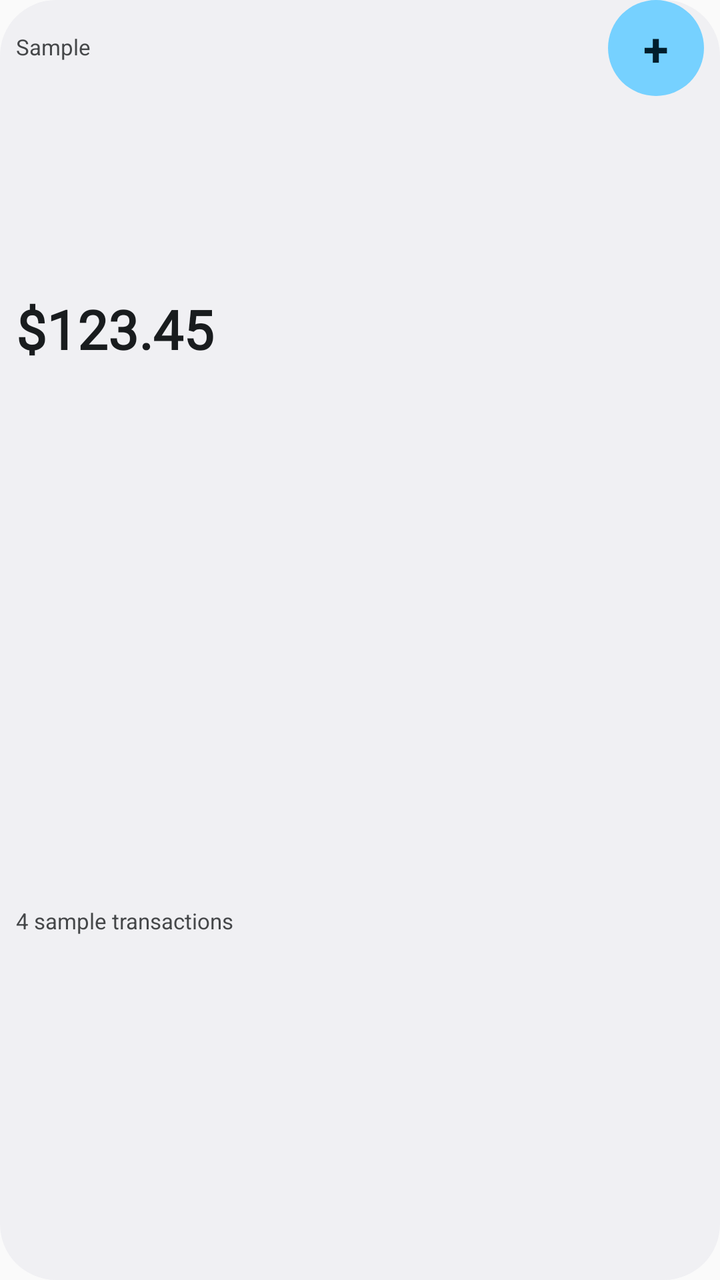
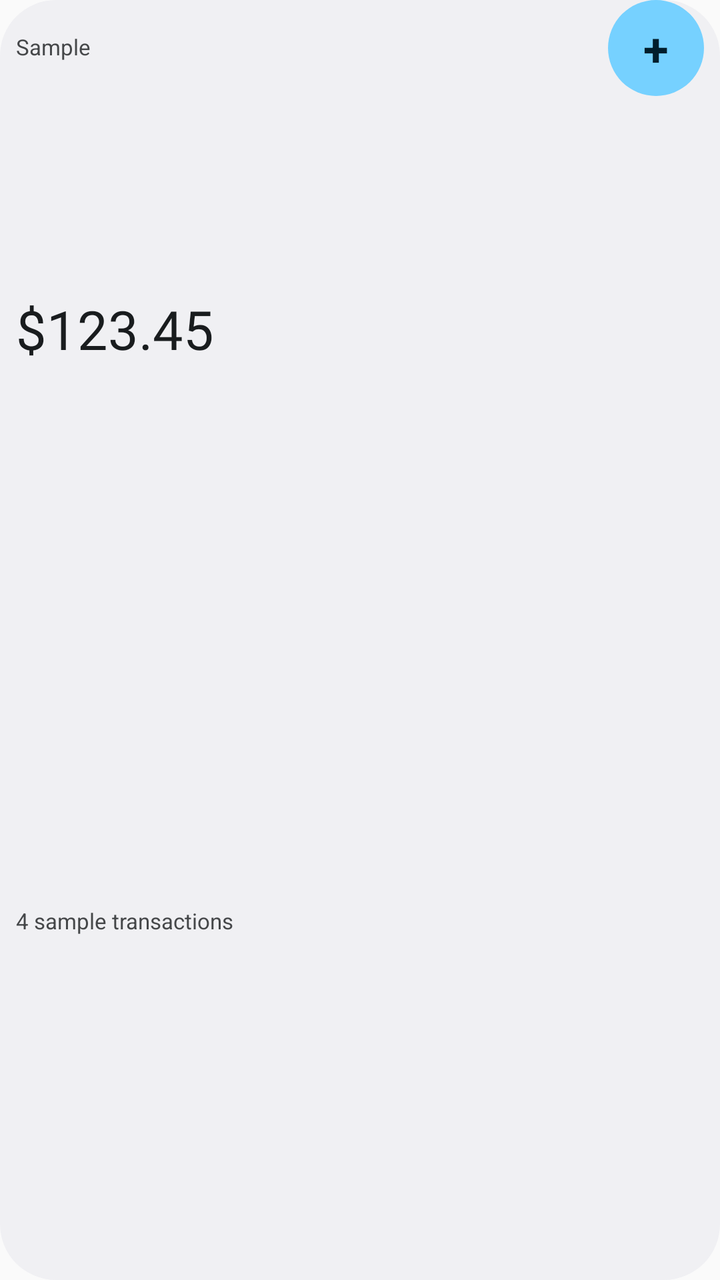

An Android layout rendered at two revisions. The XML below is the earlier revision; the diff shows what the commit changed to produce the second picture.
<!-- AndroidManifest.xml: application theme AppTheme -->
<!-- res/layout/widget_penny_preview.xml -->
<?xml version="1.0" encoding="utf-8"?>
<LinearLayout xmlns:android="http://schemas.android.com/apk/res/android"
    android:id="@+id/widget_preview_root"
    android:layout_width="match_parent"
    android:layout_height="match_parent"
    android:background="@drawable/widget_penny_card_background"
    android:orientation="vertical"
    android:paddingLeft="8dp"
    android:paddingRight="8dp"
    android:paddingBottom="2dp">

    <LinearLayout
        android:layout_width="match_parent"
        android:layout_height="48dp"
        android:gravity="center_vertical"
        android:orientation="horizontal">

        <TextView
            android:id="@+id/widget_preview_label"
            android:layout_width="0dp"
            android:layout_height="match_parent"
            android:layout_weight="1"
            android:autoSizeMaxTextSize="11sp"
            android:autoSizeMinTextSize="8sp"
            android:autoSizeStepGranularity="1sp"
            android:autoSizeTextType="uniform"
            android:ellipsize="end"
            android:gravity="center_vertical"
            android:includeFontPadding="false"
            android:maxLines="2"
            android:text="@string/widget_preview_label"
            android:textColor="@color/widget_on_surface_inverse_muted" />

        <TextView
            android:id="@+id/widget_preview_add_button"
            android:layout_width="48dp"
            android:layout_height="48dp"
            android:autoSizeMaxTextSize="23sp"
            android:autoSizeMinTextSize="14sp"
            android:autoSizeStepGranularity="1sp"
            android:autoSizeTextType="uniform"
            android:background="@drawable/widget_penny_quick_add_background"
            android:contentDescription="@string/widget_quick_add_description"
            android:gravity="center"
            android:text="@string/widget_quick_add"
            android:textColor="@color/widget_on_quick_add"
            android:textStyle="bold" />
    </LinearLayout>

    <TextView
        android:id="@+id/widget_preview_amount"
        android:layout_width="match_parent"
        android:layout_height="0dp"
        android:layout_weight="0.8"
        android:autoSizeMaxTextSize="27sp"
        android:autoSizeMinTextSize="7sp"
        android:autoSizeStepGranularity="1sp"
        android:autoSizeTextType="uniform"
        android:contentDescription="@string/widget_preview_amount_description"
        android:ellipsize="end"
        android:fontFamily="@font/inter_semibold"
        android:gravity="center_vertical"
        android:includeFontPadding="false"
        android:maxLines="1"
        android:text="@string/widget_preview_amount"
        android:textColor="@color/widget_on_surface_inverse"
        android:textStyle="bold" />

    <TextView
        android:id="@+id/widget_preview_detail"
        android:layout_width="match_parent"
        android:layout_height="0dp"
        android:layout_weight="1.2"
        android:autoSizeMaxTextSize="11sp"
        android:autoSizeMinTextSize="7sp"
        android:autoSizeStepGranularity="1sp"
        android:autoSizeTextType="uniform"
        android:ellipsize="end"
        android:gravity="center_vertical"
        android:includeFontPadding="false"
        android:maxLines="2"
        android:text="@string/widget_preview_detail"
        android:textColor="@color/widget_on_surface_inverse_muted" />
</LinearLayout>
<!-- resources referenced by this layout -->
<resources>
  <color name="widget_on_quick_add">#002117</color>
  <color name="widget_on_surface_inverse">#1A1C1A</color>
  <color name="widget_on_surface_inverse_muted">#454945</color>
  <!-- drawable widget_penny_card_background (drawable) -->
  <?xml version="1.0" encoding="utf-8"?>
  <shape xmlns:android="http://schemas.android.com/apk/res/android" android:shape="rectangle">
      <solid android:color="@color/widget_surface_inverse" />
      <corners android:radius="28dp" />
  </shape>
  <!-- drawable widget_penny_quick_add_background (drawable) -->
  <?xml version="1.0" encoding="utf-8"?>
  <shape xmlns:android="http://schemas.android.com/apk/res/android" android:shape="rectangle">
      <solid android:color="@color/widget_quick_add" />
      <corners android:radius="24dp" />
  </shape>
  <string name="widget_preview_amount">$123.45</string>
  <string name="widget_preview_amount_description">Sample monthly total: $123.45</string>
  <string name="widget_preview_detail">4 sample transactions</string>
  <string name="widget_preview_label">Sample</string>
  <string name="widget_quick_add">+</string>
  <string name="widget_quick_add_description">Add a transaction</string>
  <style name="AppTheme" parent="android:style/Theme.Material.Light.NoActionBar">
          <item name="android:statusBarColor">@android:color/transparent</item>
          <item name="android:navigationBarColor">@android:color/transparent</item>
          <item name="android:windowLightStatusBar">true</item>
      </style>
  <color name="widget_surface_inverse">#F6F7F4</color>
  <color name="widget_quick_add">#B6F2D2</color>
</resources>

<!-- the commit's change to res/layout/widget_penny_preview.xml (unified diff, before → after) -->
@@ -63,8 +63,7 @@
         android:includeFontPadding="false"
         android:maxLines="1"
         android:text="@string/widget_preview_amount"
-        android:textColor="@color/widget_on_surface_inverse"
-        android:textStyle="bold" />
+        android:textColor="@color/widget_on_surface_inverse" />
 
     <TextView
         android:id="@+id/widget_preview_detail"
